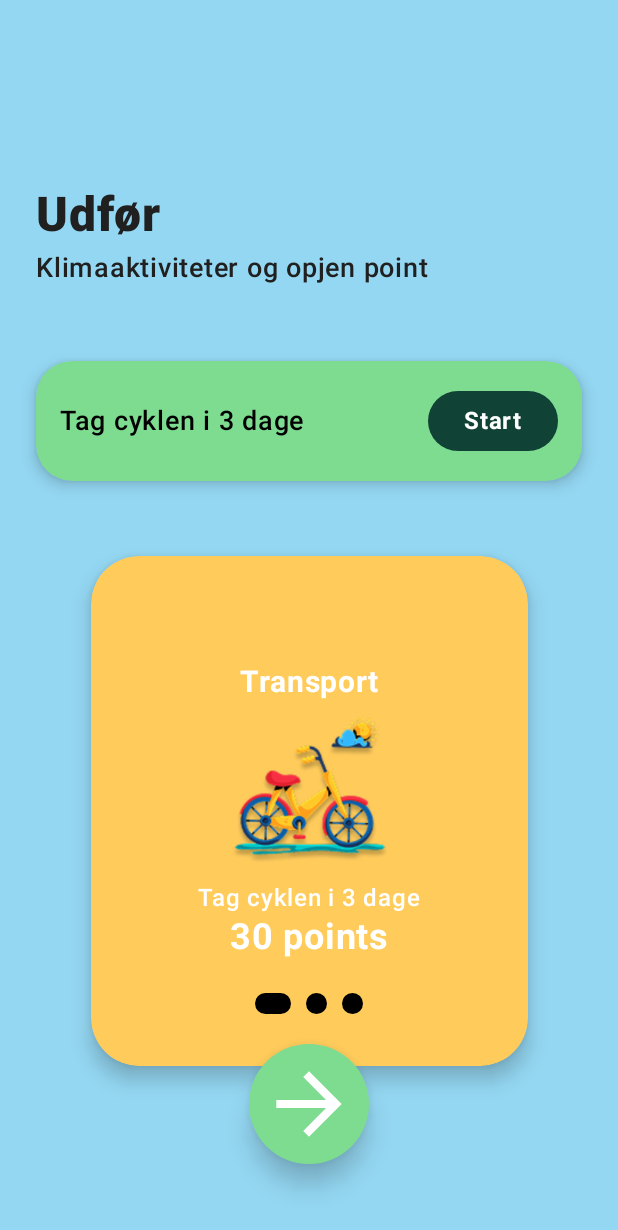
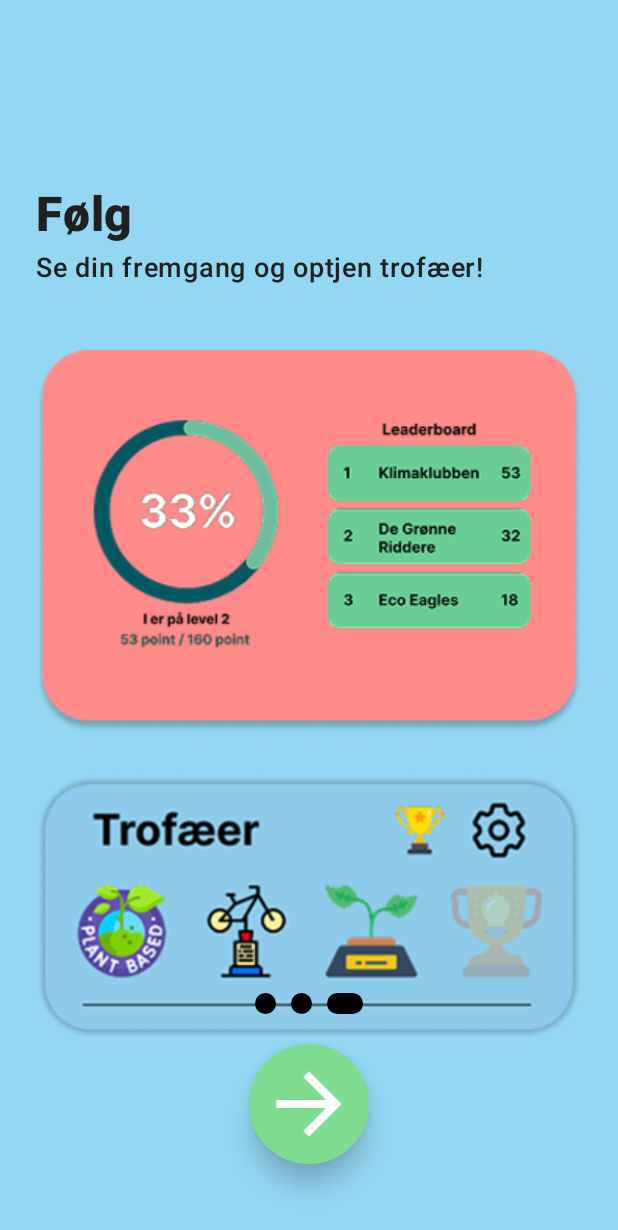
Before and after one commit to njgroenbech/Klimaapplikation, an Android app built with Jetpack Compose: the screen it shows after launch (MainActivity), on a phone screen of 412 x 824 dp. Shown: the top 1230 px of the screen. Run offline under Robolectric (Android 15) with nearby library versions, the phone set to English and light mode, and no system bars.

Commit message:
IntroScreen3 done

```diff
--- a/app/src/main/java/com/example/klimaaktion/MainActivity.kt
+++ b/app/src/main/java/com/example/klimaaktion/MainActivity.kt
@@ -5,7 +5,7 @@ import androidx.activity.ComponentActivity
 import androidx.activity.compose.setContent
 import androidx.activity.enableEdgeToEdge
 import com.example.klimaaktion.ui.theme.KlimaAktionTheme
-import com.example.klimaaktion.view.IntroScreen1
+import com.example.klimaaktion.view.IntroScreen3.IntroScreen3
 
 class MainActivity : ComponentActivity() {
     override fun onCreate(savedInstanceState: Bundle?) {
@@ -13,7 +13,7 @@ class MainActivity : ComponentActivity() {
         enableEdgeToEdge()
         setContent {
             KlimaAktionTheme {
-                IntroScreen1()
+                IntroScreen3()
             }
         }
     }
--- /dev/null
+++ b/app/src/main/java/com/example/klimaaktion/view/IntroScreen3/BottomSection3.kt
@@ -0,0 +1,64 @@
+package com.example.klimaaktion.view.IntroScreen3
+
+import androidx.compose.foundation.background
+import androidx.compose.foundation.layout.*
+import androidx.compose.foundation.shape.CircleShape
+import androidx.compose.foundation.shape.RoundedCornerShape
+import androidx.compose.material.icons.Icons
+import androidx.compose.material.icons.automirrored.filled.ArrowForward
+import androidx.compose.material3.Icon
+import androidx.compose.runtime.Composable
+import androidx.compose.ui.Alignment
+import androidx.compose.ui.Modifier
+import androidx.compose.ui.draw.clip
+import androidx.compose.ui.draw.shadow
+import androidx.compose.ui.graphics.Color
+import androidx.compose.ui.unit.dp
+
+// kode skrevet af Jacob
+@Composable
+fun BottomSection3(
+    currentPage: Int = 2,
+    modifier: Modifier = Modifier
+) {
+    Column(
+        horizontalAlignment = Alignment.CenterHorizontally,
+        modifier = modifier
+    ) {
+        // Page Indicator
+        Row(
+            horizontalArrangement = Arrangement.Center,
+            verticalAlignment = Alignment.CenterVertically,
+            modifier = Modifier.padding(bottom = 20.dp)
+        ) {
+            repeat(3) { index ->
+                val isSelected = index == currentPage
+                Box(
+                    modifier = Modifier
+                        .width(if (isSelected) 24.dp else 14.dp)
+                        .height(14.dp)
+                        .clip(RoundedCornerShape(7.dp))
+                        .background(Color.Black)
+                )
+                if (index != 2) Spacer(modifier = Modifier.width(10.dp))
+            }
+        }
+
+        // Forward button
+        Box(
+            modifier = Modifier
+                .size(80.dp)
+                .shadow(10.dp, CircleShape, clip = false)
+                .clip(CircleShape)
+                .background(Color(0xFF7EDC91)),
+            contentAlignment = Alignment.Center
+        ) {
+            Icon(
+                imageVector = Icons.AutoMirrored.Filled.ArrowForward,
+                contentDescription = "Videre",
+                tint = Color.White,
+                modifier = Modifier.size(65.dp)
+            )
+        }
+    }
+}
--- /dev/null
+++ b/app/src/main/java/com/example/klimaaktion/view/IntroScreen3/IntroScreen3.kt
@@ -0,0 +1,79 @@
+package com.example.klimaaktion.view.IntroScreen3
+
+import androidx.compose.foundation.background
+import androidx.compose.foundation.layout.*
+import androidx.compose.material3.Text
+import androidx.compose.runtime.Composable
+import androidx.compose.ui.Alignment
+import androidx.compose.ui.Modifier
+import androidx.compose.ui.graphics.Color
+import androidx.compose.ui.text.font.FontWeight
+import androidx.compose.ui.unit.dp
+import androidx.compose.ui.unit.sp
+import androidx.compose.foundation.Image
+import androidx.compose.ui.res.painterResource
+import com.example.klimaaktion.R
+
+// kode skrevet af Jacob
+@Composable
+fun IntroScreen3() {
+    Box(
+        modifier = Modifier
+            .fillMaxSize()
+            .background(Color(0xFF94D7F2))
+            .padding(24.dp)
+    ) {
+        Column(
+            modifier = Modifier
+                .fillMaxWidth()
+                .align(Alignment.TopCenter),
+            horizontalAlignment = Alignment.Start
+        ) {
+            Spacer(modifier = Modifier.height(100.dp))
+
+            Text(
+                text = "Følg",
+                fontSize = 32.sp,
+                fontWeight = FontWeight.ExtraBold,
+                color = Color(0xFF202020)
+            )
+
+            Spacer(Modifier.height(4.dp))
+
+            Text(
+                text = "Se din fremgang og optjen trofæer!",
+                fontSize = 18.sp,
+                fontWeight = FontWeight.Medium,
+                color = Color(0xFF202020)
+            )
+
+            Spacer(modifier = Modifier.height(40.dp))
+
+            Image(
+                painter = painterResource(id = R.drawable.intro_card),
+                contentDescription = "Progress box",
+                modifier = Modifier
+                    .fillMaxWidth()
+                    .height(260.dp)
+                    .align(Alignment.CenterHorizontally)
+            )
+
+            Spacer(modifier = Modifier.height(24.dp))
+
+            Image(
+                painter = painterResource(id = R.drawable.trophy),
+                contentDescription = "Trophies box",
+                modifier = Modifier
+                    .fillMaxWidth()
+                    .height(180.dp)
+                    .align(Alignment.CenterHorizontally)
+            )
+        }
+
+        BottomSection3(
+            modifier = Modifier
+                .align(Alignment.BottomCenter)
+                .padding(bottom = 24.dp)
+        )
+    }
+}
```
